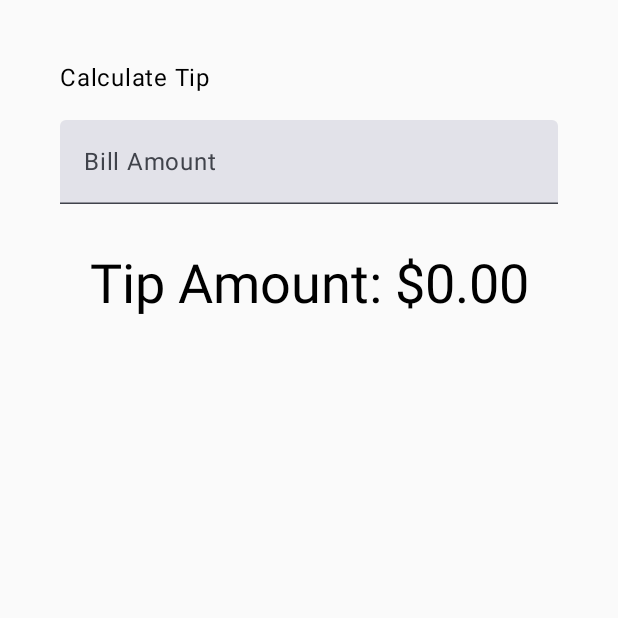
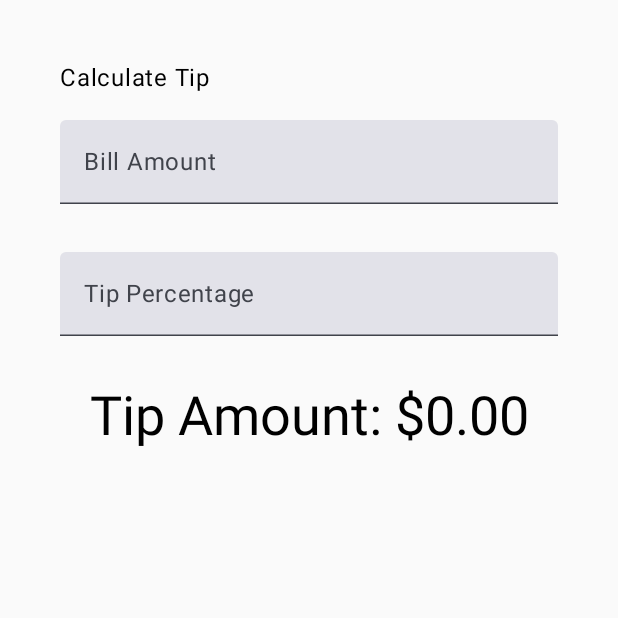
Before and after one commit to quangphatt/learn-android, an Android app built with Jetpack Compose: the screen it shows after launch (MainActivity), on a phone screen of 412 x 824 dp, the top half of it. Run offline under Robolectric (Android 15) with nearby library versions, the phone set to English and light mode, and no system bars.

Commit message:
Tip percent

```diff
--- a/TipTime/app/src/main/java/com/example/tiptime/MainActivity.kt
+++ b/TipTime/app/src/main/java/com/example/tiptime/MainActivity.kt
@@ -4,6 +4,7 @@ import android.os.Bundle
 import androidx.activity.ComponentActivity
 import androidx.activity.compose.setContent
 import androidx.activity.enableEdgeToEdge
+import androidx.annotation.StringRes
 import androidx.compose.foundation.layout.Arrangement
 import androidx.compose.foundation.layout.Column
 import androidx.compose.foundation.layout.Spacer
@@ -33,6 +34,7 @@ import androidx.compose.runtime.mutableStateOf
 import androidx.compose.runtime.remember
 import androidx.compose.runtime.getValue
 import androidx.compose.runtime.setValue
+import androidx.compose.ui.text.input.ImeAction
 import androidx.compose.ui.text.input.KeyboardType
 
 class MainActivity : ComponentActivity() {
@@ -50,9 +52,10 @@ class MainActivity : ComponentActivity() {
 @Composable
 fun TipTimeLayout() {
     var amountInput by remember { mutableStateOf("") }
-
+    var tipInput by remember { mutableStateOf("") }
     val amount = amountInput.toDoubleOrNull() ?: 0.0
-    val tip = calculateTip(amount)
+    val tipPercent = tipInput.toDoubleOrNull() ?: 0.0
+    val tip = calculateTip(amount, tipPercent)
 
     Column(
         modifier = Modifier
@@ -70,11 +73,26 @@ fun TipTimeLayout() {
                 .align(alignment = Alignment.Start)
         )
         EditNumberField(
+            label = R.string.bill_amount,
             value = amountInput,
             onValueChange = { amountInput = it },
+            keyboardOptions = KeyboardOptions.Default.copy(
+                keyboardType = KeyboardType.Number,
+                imeAction = ImeAction.Next
+            ),
             modifier = Modifier
                 .padding(bottom = 32.dp)
                 .fillMaxWidth()
+        )
+        EditNumberField(
+            label = R.string.how_was_the_service,
+            value = tipInput,
+            onValueChange = { tipInput = it },
+            keyboardOptions = KeyboardOptions.Default.copy(
+                keyboardType = KeyboardType.Number,
+                imeAction = ImeAction.Done
+            ),
+            modifier = Modifier.padding(bottom = 32.dp).fillMaxWidth()
         )
         Text(
             text = stringResource(R.string.tip_amount, tip),
@@ -86,16 +104,18 @@ fun TipTimeLayout() {
 
 @Composable
 fun EditNumberField(
+    @StringRes label: Int,
     value: String,
     onValueChange: (String) -> Unit,
+    keyboardOptions: KeyboardOptions,
     modifier: Modifier = Modifier
 ) {
     TextField(
         value = value,
         onValueChange = onValueChange,
-        label = { Text(stringResource(R.string.bill_amount)) },
+        label = { Text(stringResource(label)) },
         singleLine = true,
-        keyboardOptions = KeyboardOptions(keyboardType = KeyboardType.Number),
+        keyboardOptions = keyboardOptions,
         modifier = modifier
     )
 }
--- a/TipTime/app/src/main/res/values/strings.xml
+++ b/TipTime/app/src/main/res/values/strings.xml
@@ -3,4 +3,6 @@
     <string name="calculate_tip">Calculate Tip</string>
     <string name="bill_amount">Bill Amount</string>
     <string name="tip_amount">Tip Amount: %s</string>
+    <string name="how_was_the_service">Tip Percentage</string>
+    <string name="round_up_tip">Round up tip?</string>
 </resources>
```
